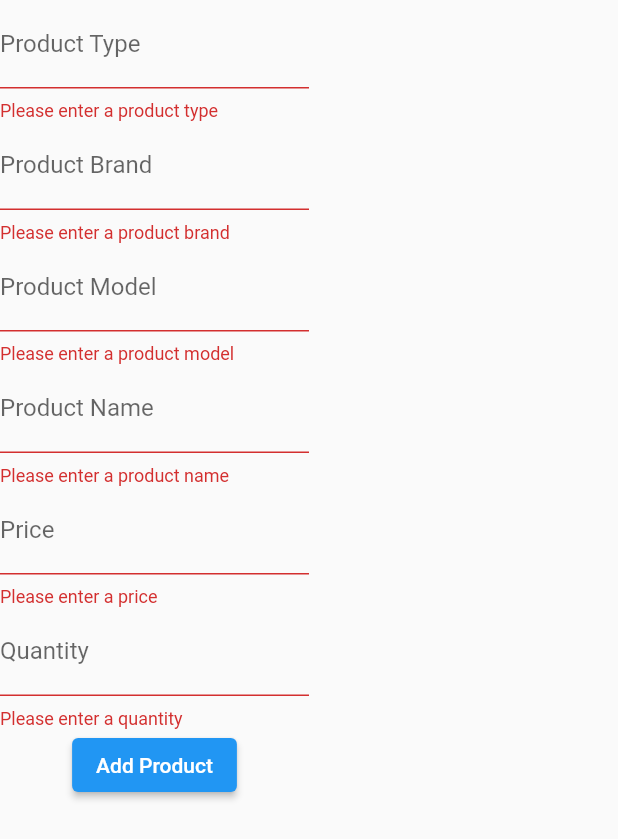
After one commit to jasimmahamoodkm/mobile_services, a Flutter app: the Products screen opened directly, after a tap on "Add Product", on a phone screen of 412 x 824 dp. The commit adds this screen. Shown: the top 839 px of the screen. Run offline on Flutter 3.47's test engine with Material 2 defaults, Android fonts, the phone set to English and light mode, and no system bars; our stand-ins replace beamer; missing offline and left inert: dart:html.

Commit message:
Products page working

```diff
--- a/lib/Locations/locations.dart
+++ b/lib/Locations/locations.dart
@@ -14,8 +14,8 @@ class DefaultLocation extends BeamLocation<BeamState> {
   List<BeamPage> buildPages(BuildContext context, BeamState state) {
     final pages = [
       const BeamPage(
-          key: ValueKey('home'),
-          title: 'Home',
+          key: ValueKey('dashboard'),
+          title: 'Dashboard',
           child: LandingScreen(),
           type: BeamPageType.fadeTransition),
     ];
--- a/lib/main.dart
+++ b/lib/main.dart
@@ -1,6 +1,5 @@
 import 'package:flutter/material.dart';
 import 'package:beamer/beamer.dart';
-import 'package:mobile_services/pages/Dashboard.dart';
 
 import 'Locations/locations.dart';
 
--- /dev/null
+++ b/lib/models/product_model.dart
@@ -0,0 +1,33 @@
+class Product {
+  final String type;
+  final String brand;
+  final String model;
+  final String name;
+  final double price;
+  final double quantity;
+
+  Product(
+      this.type, this.brand, this.model, this.name, this.price, this.quantity);
+
+  Map<String, dynamic> toJson() {
+    return {
+      'type': type,
+      'brand': brand,
+      'model': model,
+      'name': name,
+      'price': price,
+      'quantity': quantity,
+    };
+  }
+
+  factory Product.fromJson(Map<String, dynamic> json) {
+    return Product(
+      json['type'],
+      json['brand'],
+      json['model'],
+      json['name'],
+      json['price'],
+      json['quantity'],
+    );
+  }
+}
--- a/lib/pages/Dashboard.dart
+++ b/lib/pages/Dashboard.dart
@@ -1,4 +1,7 @@
 import 'package:flutter/material.dart';
+
+import '../views/products_view.dart';
+import '../widgets/products_widget.dart';
 
 class Dashboard extends StatelessWidget {
   const Dashboard({Key? key}) : super(key: key);
@@ -48,9 +51,9 @@ class Products extends StatelessWidget {
   @override
   Widget build(BuildContext context) {
     return Scaffold(
-      backgroundColor: Colors.deepPurple,
+      // backgroundColor: Colors.deepPurple,
       body: Center(
-        child: Text('Products'),
+        child: ProductsWidget(),
       ),
     );
   }
--- a/lib/pages/LandingScreen.dart
+++ b/lib/pages/LandingScreen.dart
@@ -76,7 +76,7 @@ class _SideNavState extends State<SideNav> {
   List<String> navItems = [
     'Dashboard',
     'Sales',
-    'Stock',
+    'stocks',
     'Products',
     'Customers',
     'Settings'
@@ -85,7 +85,7 @@ class _SideNavState extends State<SideNav> {
   List<String> navs = [
     '/dashboard',
     '/sales',
-    '/stock',
+    '/stocks',
     '/products',
     '/customers',
     '/settings'
--- /dev/null
+++ b/lib/views/products_view.dart
@@ -0,0 +1,33 @@
+import 'dart:async';
+import 'dart:convert';
+import 'dart:html';
+
+import '../models/product_model.dart';
+
+class ProductInstance {
+  static final ProductInstance _prodInstance =
+      ProductInstance._SingletonConstructor();
+
+  factory ProductInstance() {
+    return _prodInstance;
+  }
+
+  ProductInstance._SingletonConstructor();
+
+  void addProductToLocalStorage(Product product) {
+    final List<Product> products = getProductsFromLocalStorage();
+    products.add(product);
+    final encodedProducts =
+        jsonEncode(products.map((p) => p.toJson()).toList());
+    window.localStorage['products'] = encodedProducts;
+  }
+
+  List<Product> getProductsFromLocalStorage() {
+    final productsJson = window.localStorage['products'];
+    if (productsJson != null) {
+      final Iterable decoded = jsonDecode(productsJson);
+      return decoded.map((p) => Product.fromJson(p)).toList();
+    }
+    return [];
+  }
+}
--- /dev/null
+++ b/lib/widgets/products_widget.dart
@@ -0,0 +1,144 @@
+import 'package:flutter/material.dart';
+
+import '../models/product_model.dart';
+import '../views/products_view.dart';
+
+class ProductsWidget extends StatefulWidget {
+  @override
+  _ProductsWidgetState createState() => _ProductsWidgetState();
+}
+
+class _ProductsWidgetState extends State<ProductsWidget> {
+  final _formKey = GlobalKey<FormState>();
+  final TextEditingController _typeController = TextEditingController();
+  final TextEditingController _brandController = TextEditingController();
+  final TextEditingController _modelController = TextEditingController();
+  final TextEditingController _nameController = TextEditingController();
+  final TextEditingController _priceController = TextEditingController();
+  final TextEditingController _quantityController = TextEditingController();
+
+  ProductInstance prod_instance = ProductInstance();
+
+  @override
+  void dispose() {
+    super.dispose();
+  }
+
+  @override
+  Widget build(BuildContext context) {
+    List<Product> productsList = prod_instance.getProductsFromLocalStorage();
+    return Row(
+      children: [
+        Expanded(
+          child: Form(
+            key: _formKey,
+            child: Column(
+              children: <Widget>[
+                TextFormField(
+                  controller: _typeController,
+                  decoration: InputDecoration(labelText: 'Product Type'),
+                  validator: (value) {
+                    if (value == null || value.isEmpty) {
+                      return 'Please enter a product type';
+                    }
+                    return null;
+                  },
+                ),
+                TextFormField(
+                  controller: _brandController,
+                  decoration: InputDecoration(labelText: 'Product Brand'),
+                  validator: (value) {
+                    if (value == null || value.isEmpty) {
+                      return 'Please enter a product brand';
+                    }
+                    return null;
+                  },
+                ),
+                TextFormField(
+                  controller: _modelController,
+                  decoration: InputDecoration(labelText: 'Product Model'),
+                  validator: (value) {
+                    if (value == null || value.isEmpty) {
+                      return 'Please enter a product model';
+                    }
+                    return null;
+                  },
+                ),
+                TextFormField(
+                  controller: _nameController,
+                  decoration: InputDecoration(labelText: 'Product Name'),
+                  validator: (value) {
+                    if (value == null || value.isEmpty) {
+                      return 'Please enter a product name';
+                    }
+                    return null;
+                  },
+                ),
+                TextFormField(
+                  controller: _priceController,
+                  decoration: InputDecoration(labelText: 'Price'),
+                  keyboardType: TextInputType.number,
+                  validator: (value) {
+                    if (value == null || value.isEmpty) {
+                      return 'Please enter a price';
+                    }
+                    return null;
+                  },
+                ),
+                TextFormField(
+                  controller: _quantityController,
+                  decoration: InputDecoration(labelText: 'Quantity'),
+                  keyboardType: TextInputType.number,
+                  validator: (value) {
+                    if (value == null || value.isEmpty) {
+                      return 'Please enter a quantity';
+                    }
+                    return null;
+                  },
+                ),
+                ElevatedButton(
+                  onPressed: () {
+                    if (_formKey.currentState!.validate()) {
+                      final type = _typeController.text;
+                      final brand = _brandController.text;
+                      final model = _modelController.text;
+                      final name = _nameController.text;
+                      final price = double.parse(_priceController.text);
+                      final quantity = double.parse(_quantityController.text);
+
+                      // Create a Product object and pass it to the onSubmit callback
+                      final product =
+                          Product(type, brand, model, name, price, quantity);
+
+                      _formKey.currentState!.save();
+
+                      _formKey.currentState!.reset();
+                      setState(() {
+                        prod_instance.addProductToLocalStorage(product);
+                      });
+                    }
+                  },
+                  child: Text('Add Product'),
+                ),
+              ],
+            ),
+          ),
+        ),
+        Flexible(
+          child: ListView.builder(
+            itemCount: productsList.length,
+            itemBuilder: (context, index) {
+              final product = productsList[index];
+              return ListTile(
+                title: Text(product.name),
+                subtitle: Text('AED ${product.price.toStringAsFixed(2)}'),
+                leading: Text(product.brand),
+                trailing: Text(product.quantity.toStringAsFixed(2)),
+              );
+            },
+          ),
+        )
+      ],
+    );
+  }
+}
```
Also changed, not shown: lib/LandingPage/LandingPage.dart (deleted, +0 -62 lines), lib/pages/Homepage.dart (deleted, +0 -71 lines), lib/widgets/navbar.dart (deleted, +0 -22 lines).
